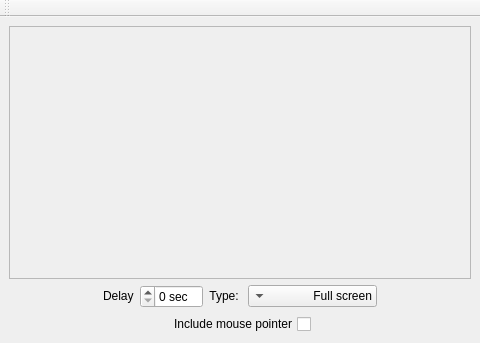
Qt form src/core/ui/mainwindow.ui (lxqt/screengrab) before a commit.
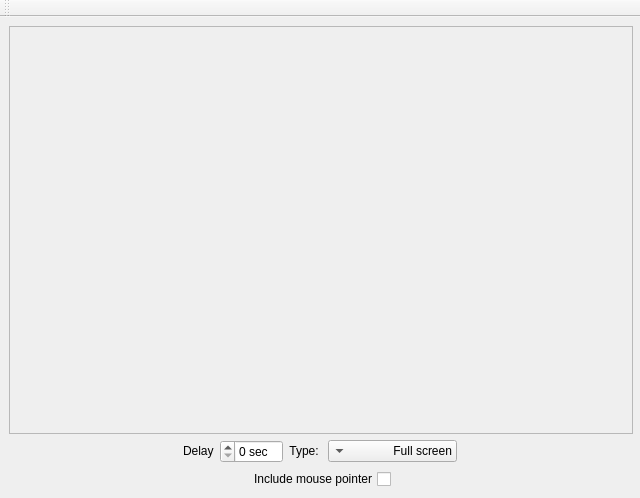
The same form after that commit.

What changed in the file:
```diff
--- a/src/core/ui/mainwindow.ui
+++ b/src/core/ui/mainwindow.ui
@@ -6,14 +6,14 @@
    <rect>
     <x>0</x>
     <y>0</y>
-    <width>480</width>
-    <height>343</height>
+    <width>640</width>
+    <height>498</height>
    </rect>
   </property>
   <property name="minimumSize">
    <size>
-    <width>480</width>
-    <height>299</height>
+    <width>640</width>
+    <height>498</height>
    </size>
   </property>
   <property name="windowTitle">
@@ -40,8 +40,8 @@
       </property>
       <property name="minimumSize">
        <size>
-        <width>450</width>
-        <height>190</height>
+        <width>624</width>
+        <height>390</height>
        </size>
       </property>
       <property name="frameShape">
```
